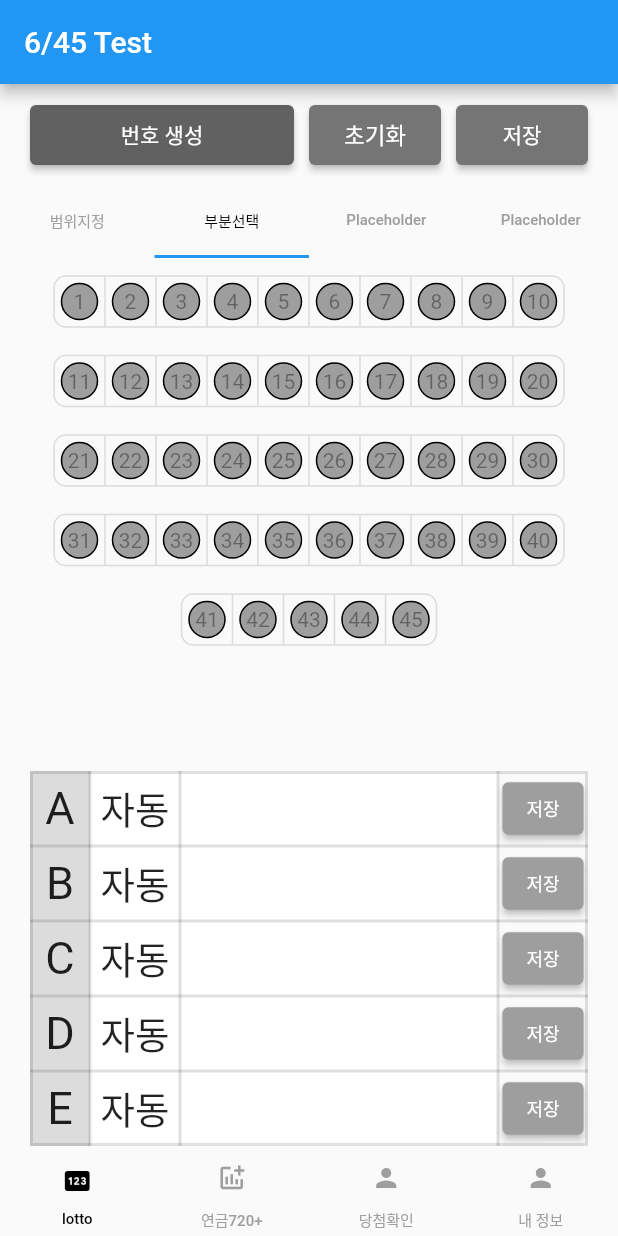
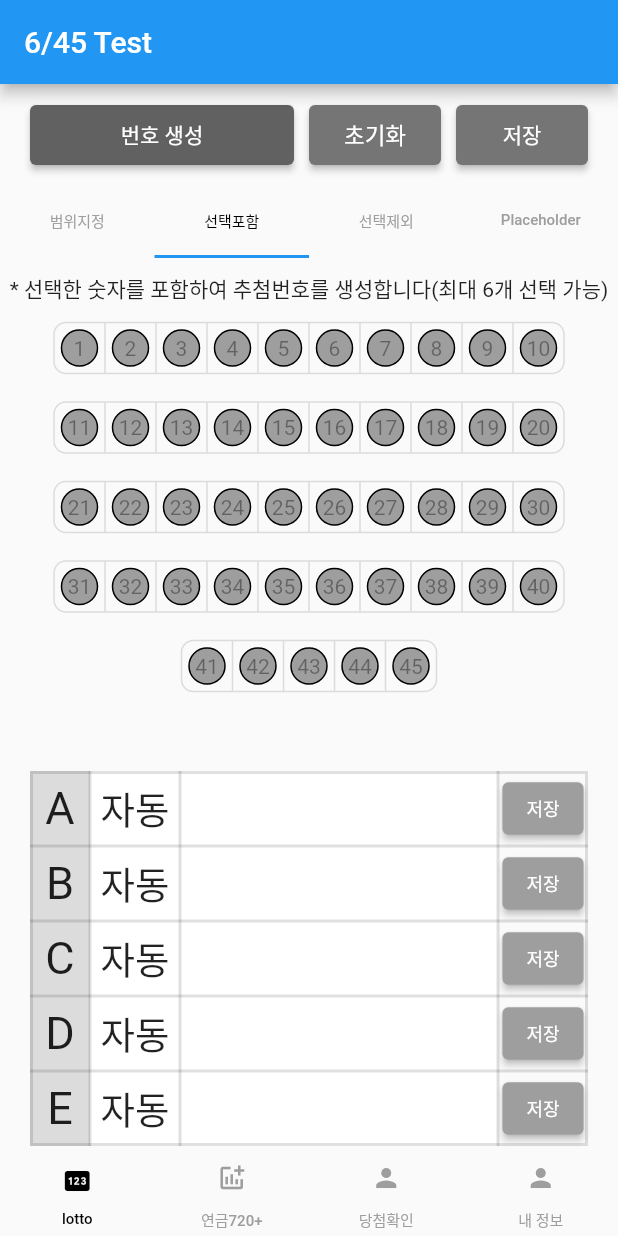
Before and after one commit to zzugoon/Lt645App, a Flutter app: the screen it shows after launch, tab 2 chosen, on a phone screen of 412 x 824 dp. Run offline on Flutter 3.47's test engine with Material 2 defaults, Android fonts, the light colour scheme and no system bars; our stand-ins replace numberpicker; Roboto replaces fonts that are missing (mobilePOP, on_goelip); project files that could hold a hidden picture were left out.

Commit message:
add unSelect Option

```diff
--- a/lib/home/RootPage.dart
+++ b/lib/home/RootPage.dart
@@ -18,6 +18,7 @@ class _RootPageState extends State<RootPage> with TickerProviderStateMixin {
   static const List<int> _lotteryNumberList = [0,10,20,30,40];
 
   late List<List<bool>> partialSelections;
+  late List<List<bool>> unPartialSelections;
 
   List<dynamic> numList = [['1번','2번','3번','4번','5번','6번']];
   List<dynamic> numMapList = [];
@@ -41,7 +42,8 @@ class _RootPageState extends State<RootPage> with TickerProviderStateMixin {
     _tabController = TabController(length: 4, vsync: this);
 
     // toggle bool 리스트 생성
-    initPartialSelections();
+    partialSelections = initPartialSelections();
+    unPartialSelections = initPartialSelections();
   }
 
   @override
@@ -87,11 +89,15 @@ class _RootPageState extends State<RootPage> with TickerProviderStateMixin {
                         minimumSize: Size(50, 40),
                       ),
                       onPressed: () {
+                        //create Number
+
+                        //-validation
                         if(numMapList.length > 4) {
                           _cupertinoDialog(context, '최대로 생성 가능한 번호는 5개 입니다.');
                           return;
                         }
 
+                        //-tab index 별 생성 로직
                         if(_tabController.index == 0) {
                           var minNum = getMinNum.text;
                           var maxNum = getMaxNum.text;
@@ -116,6 +122,28 @@ class _RootPageState extends State<RootPage> with TickerProviderStateMixin {
 
                           if(boolCountList.length > 6) {
                             _cupertinoDialog(context, '선택한 번호가 너무 많습니다. (최대 6개)');
+                            return;
+                          }
+
+                          for(var i=0; i<tempList.length; i++) {
+                            if(tempList[i] == true) numberList.add(i+1);
+                          }
+
+                          setState(() {
+                            // ==== "번호 생성하기 start" ====
+                            GenNumber genNumber = GenNumber();
+                            numMapList.add(
+                                genNumber.fn_genNumTypeB(numberList));
+                            // ===== "번호 생성하기 end" =====
+                          });
+
+                        } else if(_tabController.index == 2) {
+                          var tempList = partialSelections.expand((x) => x).toList();
+                          var boolCountList = tempList.where((e) => e == true);
+                          var numberList = [];
+
+                          if(boolCountList.length > 20) {
+                            _cupertinoDialog(context, '선택한 번호가 너무 많습니다. (최대 20개)');
                             return;
                           }
 
@@ -156,7 +184,7 @@ class _RootPageState extends State<RootPage> with TickerProviderStateMixin {
                             initRangeSelections();
                           } else if(_tabController.index == 1) {
                             numMapList.clear();
-                            initPartialSelections();
+                            partialSelections = initPartialSelections();
                           }
                         });
                       },
@@ -195,12 +223,12 @@ class _RootPageState extends State<RootPage> with TickerProviderStateMixin {
                   ),
                 ),
                 Tab(
-                  child: Text('부분선택',
+                  child: Text('선택포함',
                   style: TextStyle(fontSize: 10.0),
                   ),
                 ),
                 Tab(
-                  child: Text('Placeholder',
+                  child: Text('선택제외',
                   style: TextStyle(fontSize: 10.0),
                   ),
                 ),
@@ -218,7 +246,7 @@ class _RootPageState extends State<RootPage> with TickerProviderStateMixin {
                 children: [
                   tabItemRange(),
                   tabItemPartial(),
-                  Placeholder(),
+                  tabItemUnPartial(),
                   Placeholder(),
                 ],
               ),
@@ -255,49 +283,10 @@ class _RootPageState extends State<RootPage> with TickerProviderStateMixin {
   }
 
   /*=================================
-    ============ widget ===============
-    =================================*/
+  ============ widget ===============
+  =================================*/
   sizeBox(width, heights) {
     return SizedBox(width: width ,height: heights);
-  }
-
-  listView() {
-    // return Container(
-    //   child: Expanded(
-    //     child: ListView.separated(
-    //       padding: const EdgeInsets.only(left: 20, right: 20),
-    //       itemCount: numList.length,
-    //       itemBuilder: (BuildContext context, int index) {
-    //         return Container(
-    //             height: 50,
-    //             color: Colors.grey[400],
-    //             child: Row(
-    //               mainAxisAlignment: MainAxisAlignment.spaceAround,
-    //               children: <Widget>[
-    //                 Container(
-    //                   width: 30,
-    //                   height: 30,
-    //                   alignment: Alignment.center,
-    //                   decoration: BoxDecoration(
-    //                     color: Colors.yellowAccent,
-    //                     shape: BoxShape.circle,
-    //                     // borderRadius: BorderRadius.circular(30)
-    //                   ),
-    //                   child: Text(numList[index][0].toString())
-    //                 ),
-    //                 Text(numList[index][1].toString()),
-    //                 Text(numList[index][2].toString()),
-    //                 Text(numList[index][3].toString()),
-    //                 Text(numList[index][4].toString()),
-    //                 Text(numList[index][5].toString()),
-    //               ],
-    //             )
-    //         );
-    //       },
-    //       separatorBuilder: (BuildContext context, int index) => const Divider(),
-    //     ),
-    //   )
-    // );
   }
 
   Widget numberRow(numColor, numText) {
@@ -337,7 +326,7 @@ class _RootPageState extends State<RootPage> with TickerProviderStateMixin {
           height: 50,
           color: Colors.black12,
           child: Text(fr,
-            style: TextStyle(
+            style: const TextStyle(
                 fontFamily: "on_goelip",
                 fontSize: 30,
                 fontWeight: FontWeight.normal
@@ -351,7 +340,7 @@ class _RootPageState extends State<RootPage> with TickerProviderStateMixin {
             width: null,
             color: Colors.white,
             child: Text(se,
-              style: TextStyle(
+              style: const TextStyle(
                   fontFamily: "on_goelip",
                   fontSize: 25,
                   fontWeight: FontWeight.normal
@@ -530,24 +519,41 @@ class _RootPageState extends State<RootPage> with TickerProviderStateMixin {
     return Container(
       child: Column(
         children: [
+          sizeBox(0.0, 10.0),
+          const Text('* 선택한 숫자를 포함하여 추첨번호를 생성합니다(최대 6개 선택 가능)'),
           for(var i=0; i<_lotteryNumberList.length; i++)...[
             sizeBox(0.0, 5.0),
-            createToggleButtons(_lotteryNumberList[i], i),
+            createToggleButtons(_lotteryNumberList[i], i, partialSelections),
           ]
         ],
       ),
     );
   }
 
-  createToggleButtons(number, idx) {
+  tabItemUnPartial() {
+    return Container(
+      child: Column(
+        children: [
+          sizeBox(0.0, 10.0),
+          const Text('* 선택한 숫자를 제외하여 추첨번호를 생성합니다(최대 20개 선택 가능)'),
+          for(var i=0; i<_lotteryNumberList.length; i++)...[
+            sizeBox(0.0, 5.0),
+            createToggleButtons(_lotteryNumberList[i], i, unPartialSelections),
+          ]
+        ],
+      ),
+    );
+  }
+
+  createToggleButtons(number, idx, selections) {
     return ToggleButtons(
       onPressed: (int index) {
         setState(() {
-          partialSelections[idx][index] = !partialSelections[idx][index];
+          selections[idx][index] = !selections[idx][index];
         });
       },
       borderRadius: const BorderRadius.all(Radius.circular(8)),
-      isSelected: partialSelections[idx],
+      isSelected: selections[idx],
       constraints: const BoxConstraints(
         minHeight: 33.0,
         minWidth: 33.0,
@@ -555,18 +561,18 @@ class _RootPageState extends State<RootPage> with TickerProviderStateMixin {
       children: <Widget>[
         if(number == 40)...[
           for(var i=0; i<5; i++)...[
-            createPartialNumber(i+number, idx, i)
+            createPartialNumber(i+number, idx, i, selections)
           ]
         ]else...[
           for(var i=0; i<10; i++)...[
-            createPartialNumber(i+number, idx, i)
+            createPartialNumber(i+number, idx, i, selections)
           ]
         ]
       ],
     );
   }
 
-  createPartialNumber(number, idx, listIndex) {
+  createPartialNumber(number, idx, listIndex, selections) {
     return Container(
       width: 25,
       height: 25,
@@ -575,29 +581,29 @@ class _RootPageState extends State<RootPage> with TickerProviderStateMixin {
         shape: BoxShape.circle,
         // You can use like this way or like the below line
         //borderRadius: new BorderRadius.circular(30.0),
-        color: changePartialColor(idx, listIndex)
+        color: changePartialColor(idx, listIndex, selections)
       ),
       alignment: Alignment.center,
       child: Text((number+1).toString(),
         style: TextStyle(
-          color: partialSelections[idx][listIndex] ? Colors.white : Colors.black38,
+          color: selections[idx][listIndex] ? Colors.white : Colors.black38,
         ),
       ),
     );
   }
 
-  changePartialColor (idx, listIndex) {
+  changePartialColor (idx, listIndex, selections) {
     // partialSelections[idx][listIndex] ? Colors.red : Colors.grey,
     if(idx == 0) {
-      return partialSelections[idx][listIndex] ? Color(0xFFFFAB00) : Colors.grey;
+      return selections[idx][listIndex] ? Color(0xFFFFAB00) : Colors.grey;
     } else if(idx == 1) {
-      return partialSelections[idx][listIndex] ? Color(0xFF0D47A1) : Colors.grey;
+      return selections[idx][listIndex] ? Color(0xFF0D47A1) : Colors.grey;
     } else if(idx == 2) {
-      return partialSelections[idx][listIndex] ? Color(0xFFC62828) : Colors.grey;
+      return selections[idx][listIndex] ? Color(0xFFC62828) : Colors.grey;
     } else if(idx == 3) {
-      return partialSelections[idx][listIndex] ? Color(0xFF424242) : Colors.grey;
+      return selections[idx][listIndex] ? Color(0xFF424242) : Colors.grey;
     } else if(idx == 4) {
-      return partialSelections[idx][listIndex] ? Color(0xFF2E7D32) : Colors.grey;
+      return selections[idx][listIndex] ? Color(0xFF2E7D32) : Colors.grey;
     }
   }
 
@@ -610,8 +616,8 @@ class _RootPageState extends State<RootPage> with TickerProviderStateMixin {
     getMaxNum.text = "45";
   }
 
-  initPartialSelections() {
-    partialSelections = [];
+  List<List<bool>> initPartialSelections() {
+    List<List<bool>> tempList = [];
 
     for(var i=0; i<_lotteryNumberList.length; i++) {
       List<bool> tempNumberList = [];
@@ -620,8 +626,9 @@ class _RootPageState extends State<RootPage> with TickerProviderStateMixin {
       for(var j=0; j<forNum; j++) {
         tempNumberList.add(false);
       }
-      partialSelections.add(tempNumberList);
+      tempList.add(tempNumberList);
     }
+    return tempList;
   }
 
   /*==================================
```
Also changed, not shown: lib/genNum/genNumber.dart (+46 -38 lines).
